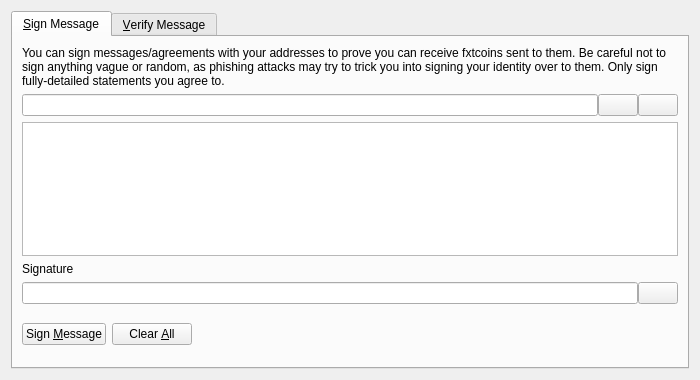
barrystyle/veles, file src/qt/forms/signverifymessagedialog.ui: the form before one commit.
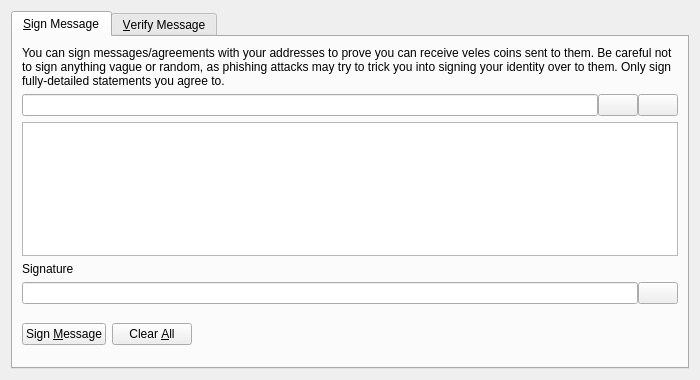
The form after the commit. Icons and pictures are not drawn. Custom widgets are drawn as their Qt base class.

Commit message: rename to "veles"

```diff
--- a/src/qt/forms/signverifymessagedialog.ui
+++ b/src/qt/forms/signverifymessagedialog.ui
@@ -30,7 +30,7 @@
        <item>
         <widget class="QLabel" name="infoLabel_SM">
          <property name="text">
-          <string>You can sign messages/agreements with your addresses to prove you can receive fxtcoins sent to them. Be careful not to sign anything vague or random, as phishing attacks may try to trick you into signing your identity over to them. Only sign fully-detailed statements you agree to.</string>
+          <string>You can sign messages/agreements with your addresses to prove you can receive veles coins sent to them. Be careful not to sign anything vague or random, as phishing attacks may try to trick you into signing your identity over to them. Only sign fully-detailed statements you agree to.</string>
          </property>
          <property name="textFormat">
           <enum>Qt::PlainText</enum>
```
Left out of the diff: 8 changed lines with no effect on the pictures. The commit also changes 173 other files.
